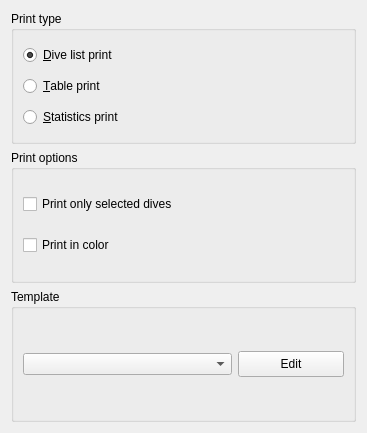
Old version of the form qt-ui/printoptions.ui in the repository subsurface/subsurface.
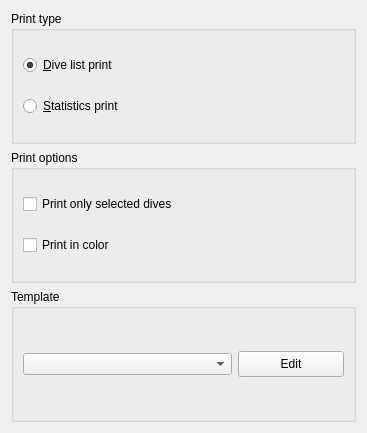
New version of the form.

Commit message:
Printing: remove "Table" option from print options radio group
"Table" print is now a template, so remove the radio button.

```diff
--- a/qt-ui/printoptions.ui
+++ b/qt-ui/printoptions.ui
@@ -46,19 +46,6 @@
        </widget>
       </item>
       <item row="2" column="0">
-       <widget class="QRadioButton" name="radioTablePrint">
-        <property name="sizePolicy">
-         <sizepolicy hsizetype="Expanding" vsizetype="Fixed">
-          <horstretch>0</horstretch>
-          <verstretch>0</verstretch>
-         </sizepolicy>
-        </property>
-        <property name="text">
-         <string>&amp;Table print</string>
-        </property>
-       </widget>
-      </item>
-      <item row="3" column="0" colspan="2">
        <widget class="QRadioButton" name="radioStatisticsPrint">
         <property name="sizePolicy">
          <sizepolicy hsizetype="Expanding" vsizetype="Fixed">
@@ -71,19 +58,6 @@
         </property>
        </widget>
       </item>
-      <item row="2" column="2" rowspan="2">
-       <spacer name="verticalSpacer">
-        <property name="orientation">
-         <enum>Qt::Vertical</enum>
-        </property>
-        <property name="sizeHint" stdset="0">
-         <size>
-          <width>20</width>
-          <height>40</height>
-         </size>
-        </property>
-       </spacer>
-      </item>
      </layout>
     </widget>
    </item>
```
Left out of the diff: 1 changed line with no effect on the pictures. The commit also changes 3 other files.
